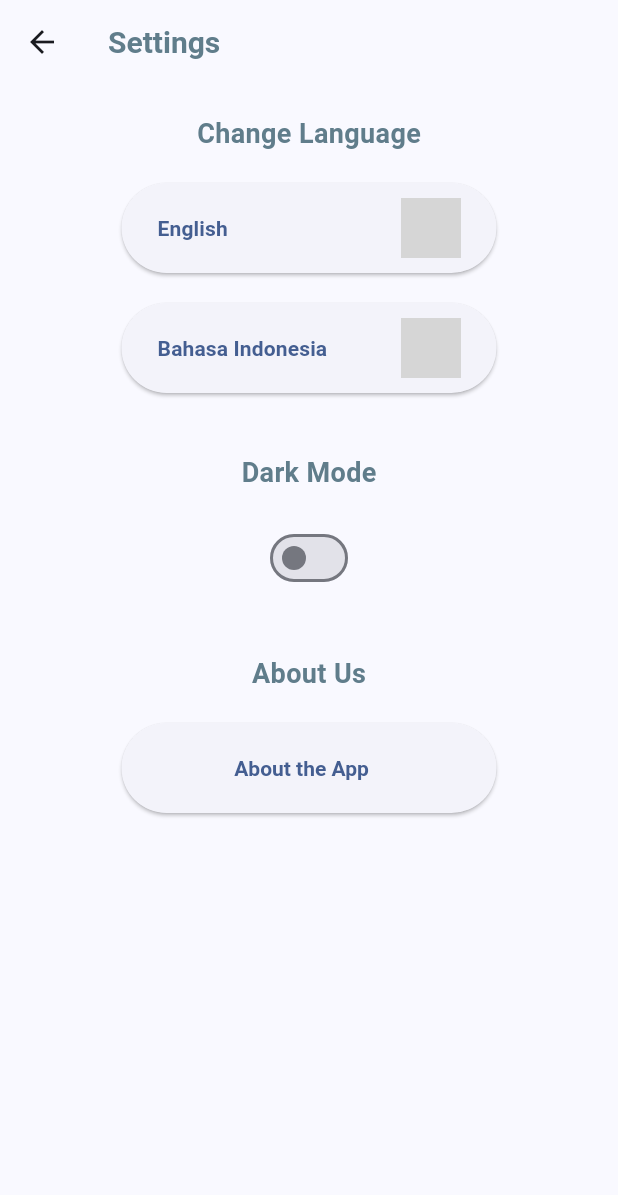
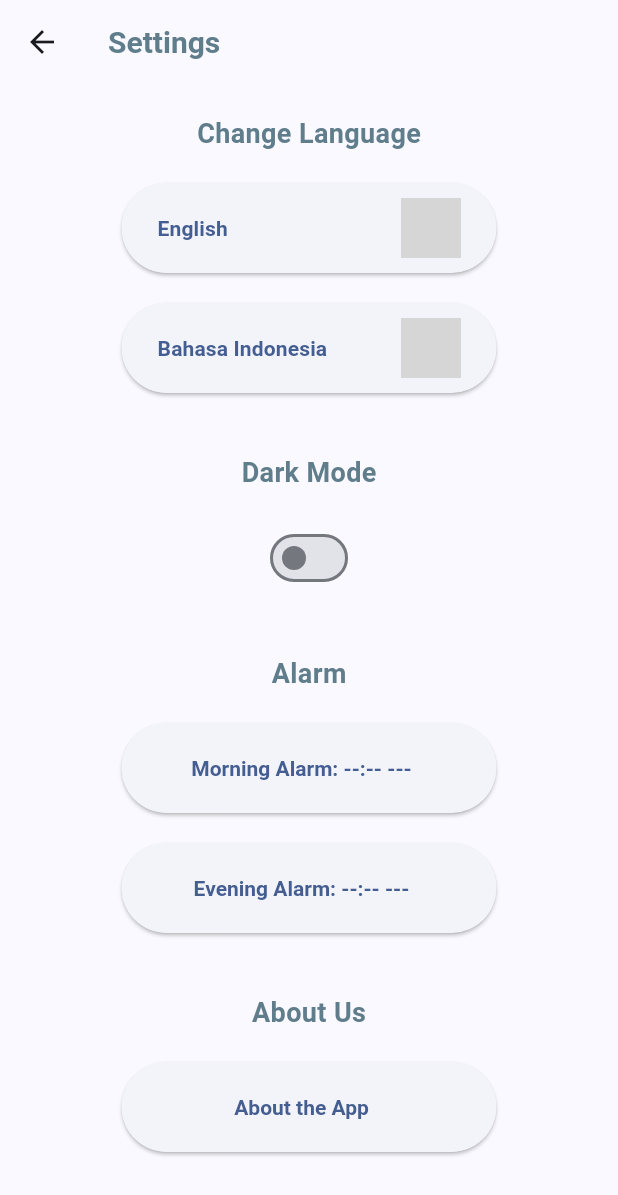
Before and after one commit to ahmadtheswe/dhikr-app-flutter, a Flutter app: the SettingsPage screen opened directly, after a tap on "English", on a phone screen of 412 x 824 dp. Shown: the top 1195 px of the screen. Run offline on Flutter 3.47's test engine with Material 3 defaults, Android fonts, the phone set to English and light mode, and no system bars; our stand-ins replace device_info_plus, flutter_local_notifications, google_mobile_ads, package_info_plus, permission_handler, shared_preferences and 1 more; accounts and stored records are empty; project files that could hold a hidden picture were left out; grey boxes are pictures that could not be loaded.

Commit message:
FEAT: enable scheduled notification

```diff
--- a/assets/lang/en.json
+++ b/assets/lang/en.json
@@ -19,6 +19,11 @@
   "readTimeOr": "Read {count1} time(s) or {count2} time(s)",
   "inADayText": "in a day",
   "privacyPolicy": "Privacy Policy",
+  "alarmTitle": "Alarm",
   "morningAlarm": "Morning Alarm",
-  "eveningAlarm": "Evening Alarm"
+  "eveningAlarm": "Evening Alarm",
+  "morningAlarmNotificationTitle": "Morning Dhikr Alarm",
+  "morningAlarmNotificationBody": "It's time to read the morning dhikr!",
+  "eveningAlarmNotificationTitle": "Evening Dhikr Alarm",
+  "eveningAlarmNotificationBody": "It's time to read the evening dhikr!"
 }
--- a/assets/lang/id.json
+++ b/assets/lang/id.json
@@ -19,6 +19,11 @@
   "readTimeOr": "Dibaca {count1} kali atau {count2} kali",
   "inADayText": "dalam sehari",
   "privacyPolicy": "Kebijakan Privasi",
+  "alarmTitle": "Alarm",
   "morningAlarm": "Alarm Pagi",
-  "eveningAlarm": "Alarm Petang"
+  "eveningAlarm": "Alarm Petang",
+  "morningAlarmNotificationTitle": "Alarm Dzikr Pagi",
+  "morningAlarmNotificationBody": "Saatnya membaca dzikr pagi!",
+  "eveningAlarmNotificationTitle": "Alarm Dzikr Petang",
+  "eveningAlarmNotificationBody": "Saatnya membaca dzikr petang!"
 }
--- a/lib/main.dart
+++ b/lib/main.dart
@@ -2,10 +2,13 @@ import 'package:dhikr_app/pages/select_dhikr_time_page.dart';
 import 'package:dhikr_app/pages/select_language_page.dart';
 import 'package:dhikr_app/service/alarm_service.dart';
 import 'package:dhikr_app/service/language_service.dart';
+import 'package:dhikr_app/service/notification_service.dart';
 import 'package:dhikr_app/service/theme_service.dart';
 import 'package:flutter/material.dart';
 import 'package:google_mobile_ads/google_mobile_ads.dart';
 import 'package:provider/provider.dart';
+
+final GlobalKey<NavigatorState> navigatorKey = GlobalKey<NavigatorState>();
 
 void main() async {
   WidgetsFlutterBinding.ensureInitialized();
@@ -19,6 +22,8 @@ void main() async {
   final themeService = ThemeService();
 
   MobileAds.instance.initialize();
+
+  await NotificationService().init();
 
   runApp(MultiProvider(
     providers: [
@@ -55,6 +60,7 @@ class MyApp extends StatelessWidget {
       themeMode: themeService.themeMode,
       debugShowCheckedModeBanner: false,
       home: languageService.currentLanguage != null ? const SelectDhikrTimePage() : const SelectLanguagePage(),
+      navigatorKey: navigatorKey,
     );
   }
 }
--- a/lib/pages/settings_page.dart
+++ b/lib/pages/settings_page.dart
@@ -8,8 +8,11 @@ import 'package:flutter/material.dart';
 import 'package:provider/provider.dart';
 
 import '../service/language_service.dart';
+import '../service/notification_service.dart';
 import '../service/theme_service.dart';
+import '../shared/button/alarm_elevated_button.dart';
 import '../shared/title/page_title.dart';
+import '../static/dhikr_time.dart';
 
 class SettingsPage extends StatefulWidget {
   const SettingsPage({super.key});
@@ -42,6 +45,8 @@ class _SettingsPage extends State<SettingsPage> {
               icon: Languages.ENGLISH_ICON,
               onPressed: () async {
                 await languageService.setLanguage(Languages.ENGLISH_CODE);
+                setDhikrAlarmTimeFromCache(alarmService, languageService, DhikrTime.MORNING, 1);
+                setDhikrAlarmTimeFromCache(alarmService, languageService, DhikrTime.EVENING, 2);
               },
             ),
             const SizedBox(
@@ -52,6 +57,8 @@ class _SettingsPage extends State<SettingsPage> {
               icon: Languages.INDONESIAN_ICON,
               onPressed: () async {
                 await languageService.setLanguage(Languages.INDONESIAN_CODE);
+                setDhikrAlarmTimeFromCache(alarmService, languageService, DhikrTime.MORNING, 1);
+                setDhikrAlarmTimeFromCache(alarmService, languageService, DhikrTime.EVENING, 2);
               },
             ),
             const SizedBox(
@@ -67,30 +74,25 @@ class _SettingsPage extends State<SettingsPage> {
             const SizedBox(
               height: 40,
             ),
-            // Container(
-            //   margin: const EdgeInsets.only(bottom: 20),
-            //   child: const MenuTitle(text: 'Alarm'),
-            // ),
-            // AlarmElevatedButton(
-            //     selectedTime: alarmService.getAlarmValue(DhikrTime.MORNING),
-            //     dhikrTime: DhikrTime.MORNING,
-            //     onTimeChanged: (newTime) async {
-            //       final formattedTime = newTime.format(context);
-            //       await alarmService.setAlarm(DhikrTime.MORNING, formattedTime);
-            //     }),
-            // const SizedBox(
-            //   height: 20,
-            // ),
-            // AlarmElevatedButton(
-            //     selectedTime: alarmService.getAlarmValue(DhikrTime.EVENING),
-            //     dhikrTime: DhikrTime.EVENING,
-            //     onTimeChanged: (newTime) async {
-            //       final formattedTime = newTime.format(context);
-            //       await alarmService.setAlarm(DhikrTime.EVENING, formattedTime);
-            //     }),
-            // const SizedBox(
-            //   height: 20,
-            // ),
+            MenuTitle(text: languageService.getText('alarmTitle')),
+            AlarmElevatedButton(
+                selectedTime: alarmService.getAlarmValueTimeOfDay(DhikrTime.MORNING),
+                dhikrTime: DhikrTime.MORNING,
+                onTimeChanged: (newTime) async {
+                  setDhikrAlarmTime(newTime, alarmService, languageService, DhikrTime.MORNING, 1);
+                }),
+            const SizedBox(
+              height: 20,
+            ),
+            AlarmElevatedButton(
+                selectedTime: alarmService.getAlarmValueTimeOfDay(DhikrTime.EVENING),
+                dhikrTime: DhikrTime.EVENING,
+                onTimeChanged: (newTime) async {
+                  setDhikrAlarmTime(newTime, alarmService, languageService, DhikrTime.EVENING, 2);
+                }),
+            const SizedBox(
+              height: 40,
+            ),
             MenuTitle(text: languageService.getText('aboutUs')),
             StandardElevatedButton(
               text: languageService.getText('aboutTheApp'),
@@ -106,4 +108,28 @@ class _SettingsPage extends State<SettingsPage> {
       ),
     );
   }
+
+  void setDhikrAlarmTime(TimeOfDay newTime, AlarmService alarmService, LanguageService languageService, String dhikrTime, int id) async {
+    final formattedTime = '${newTime.hour.toString().padLeft(2, '0')}:${newTime.minute.toString().padLeft(2, '0')}';
+    await alarmService.setAlarm(dhikrTime, formattedTime);
+    var dateTime = alarmService.getAlarmValueDateTime(dhikrTime);
+    NotificationService().cancelScheduledAlarm(id: id);
+    NotificationService().scheduleNotification(
+        id: id,
+        title: languageService.getText(dhikrTime == DhikrTime.MORNING ? 'morningAlarmNotificationTitle' : 'eveningAlarmNotificationTitle'),
+        body: languageService.getText(dhikrTime == DhikrTime.MORNING ? 'morningAlarmNotificationBody' : 'eveningAlarmNotificationBody'),
+        scheduledTime: dateTime!,
+        payload: dhikrTime);
+  }
+
+  void setDhikrAlarmTimeFromCache(AlarmService alarmService, LanguageService languageService, String dhikrTime, int id) async {
+    var dateTime = alarmService.getAlarmValueDateTime(dhikrTime);
+    NotificationService().cancelScheduledAlarm(id: id);
+    NotificationService().scheduleNotification(
+        id: id,
+        title: languageService.getText(dhikrTime == DhikrTime.MORNING ? 'morningAlarmNotificationTitle' : 'eveningAlarmNotificationTitle'),
+        body: languageService.getText(dhikrTime == DhikrTime.MORNING ? 'morningAlarmNotificationBody' : 'eveningAlarmNotificationBody'),
+        scheduledTime: dateTime!,
+        payload: dhikrTime);
+  }
 }
--- a/lib/service/alarm_service.dart
+++ b/lib/service/alarm_service.dart
@@ -1,5 +1,6 @@
 import 'package:dhikr_app/static/dhikr_time.dart';
 import 'package:flutter/material.dart';
+import 'package:intl/intl.dart';
 import 'package:shared_preferences/shared_preferences.dart';
 
 class AlarmService extends ChangeNotifier {
@@ -29,29 +30,31 @@ class AlarmService extends ChangeNotifier {
     notifyListeners();
   }
 
-  TimeOfDay? getAlarmValue(String dhikrTime) {
+  TimeOfDay? getAlarmValueTimeOfDay(String dhikrTime) {
     final timeString = dhikrTime == DhikrTime.MORNING ? _currentMorningAlarm : _currentEveningAlarm;
 
     if (timeString != null) {
-      final match = RegExp(r'(\d{1,2}):(\d{2})\s*([APap][Mm])?').firstMatch(timeString.trim());
+      final match = RegExp(r'(\d{1,2}):(\d{2})').firstMatch(timeString.trim());
 
       if (match != null) {
         int? hours = int.tryParse(match.group(1)!);
         int? minutes = int.tryParse(match.group(2)!);
-        String? period = match.group(3)?.toUpperCase();
 
         if (hours != null && minutes != null) {
-          if (period != null) {
-            if (period == 'PM' && hours < 12) {
-              hours += 12;
-            } else if (period == 'AM' && hours == 12) {
-              hours = 0;
-            }
-          }
           return TimeOfDay(hour: hours, minute: minutes);
         }
       }
     }
     return null;
   }
+
+  String? getAlarmValueString(String dhikrTime) {
+    return dhikrTime == DhikrTime.MORNING ? _currentMorningAlarm : _currentEveningAlarm;
+  }
+
+  DateTime? getAlarmValueDateTime(String dhikrTime) {
+    var dhikrTimeString = dhikrTime == DhikrTime.MORNING ? _currentMorningAlarm : _currentEveningAlarm;
+    var parsedTime = '${DateTime.now().toIso8601String().split('T')[0]} ${DateFormat('HH:mm').format(DateFormat.Hm().parse(dhikrTimeString!))}';
+    return DateFormat('yyyy-MM-dd HH:mm').parse(parsedTime);
+  }
 }
--- a/pubspec.yaml
+++ b/pubspec.yaml
@@ -19,6 +19,10 @@ dependencies:
   package_info_plus: ^8.3.0
   google_mobile_ads: ^6.0.0
   device_info_plus: ^11.3.3
+  flutter_local_notifications: ^19.1.0
+  timezone: ^0.10.0
+  permission_handler: ^12.0.0+1
+  intl: ^0.20.2
 
 dev_dependencies:
   flutter_test:
```
Also changed, not shown: lib/service/notification_service.dart (added, +89 -0 lines), pubspec.lock, 2 other files.
